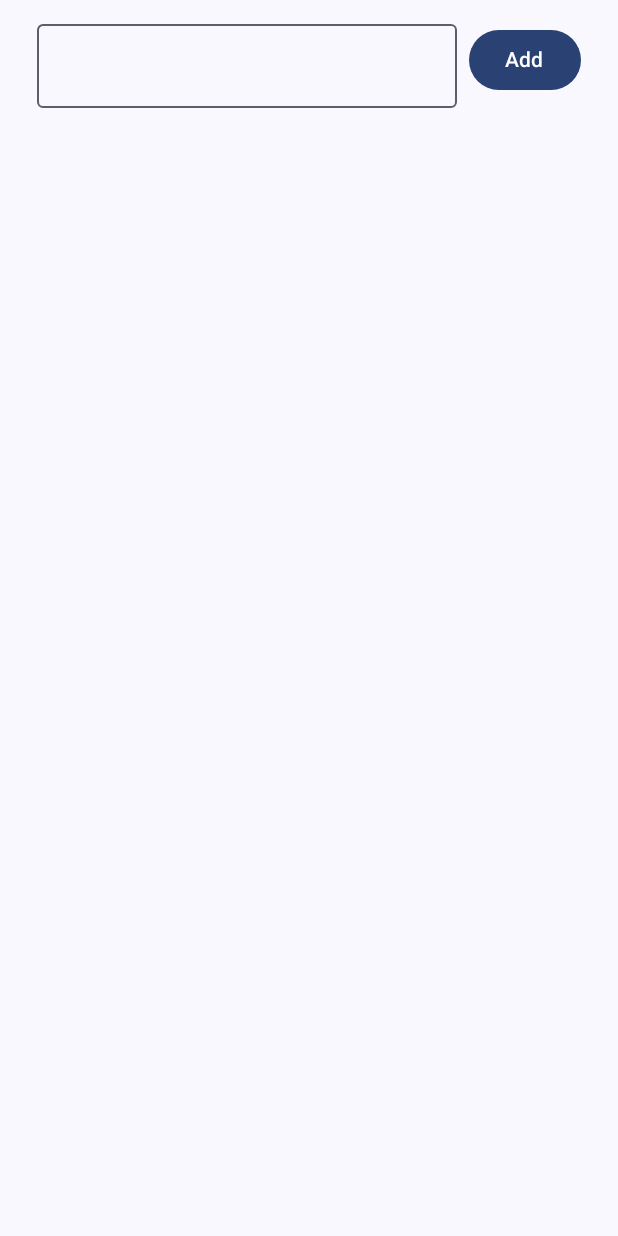
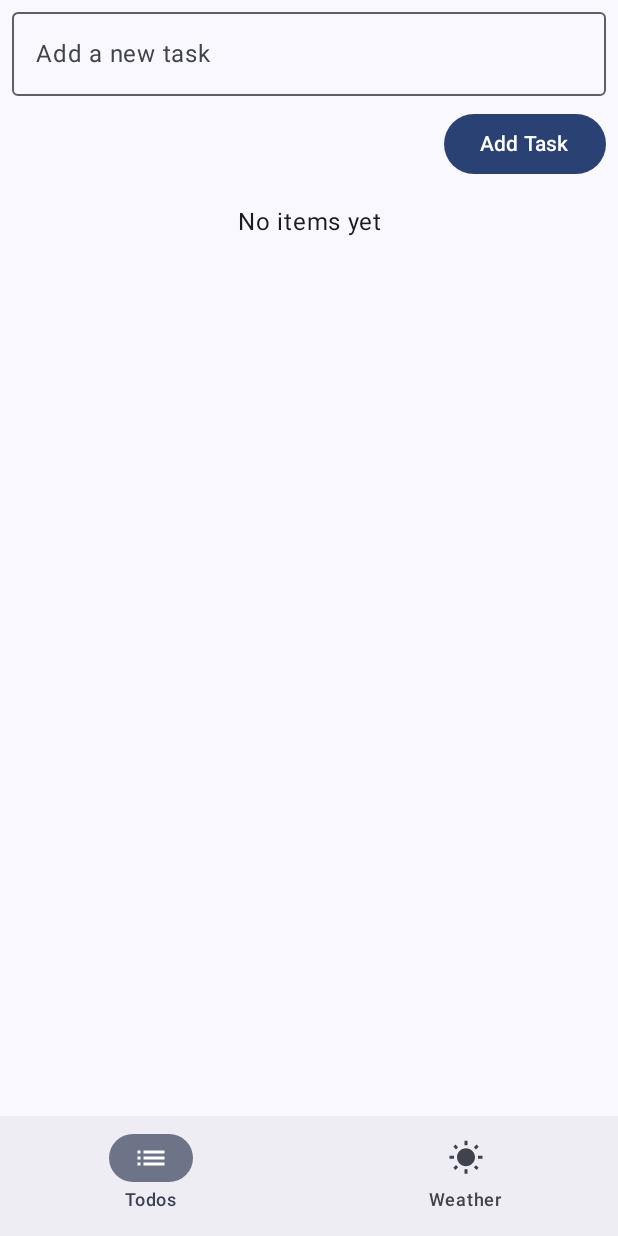
Before and after one commit to jacqueline294/NewTodoListApp, an Android app built with Jetpack Compose: the screen it shows after launch (MainActivity), on a phone screen of 412 x 824 dp. Run offline under Robolectric (Android 15) with nearby library versions, the phone set to English and light mode, and no system bars; our stand-ins replace Room's generated code, livedata-compose.

Commit message:
added components package and debugged

```diff
--- a/app/build.gradle.kts
+++ b/app/build.gradle.kts
@@ -78,14 +78,14 @@ dependencies {
     kapt("androidx.room:room-compiler:$room_version")
     implementation ("com.squareup.retrofit2:retrofit:2.9.0")
     implementation ("com.squareup.retrofit2:converter-gson:2.9.0")
+    implementation ("androidx.navigation:navigation-compose:2.4.2") // Check for the latest version
+}
 
 
 
 
 
 
-}
-
 fun kapt(s: String) {
 
 }
--- a/app/src/main/AndroidManifest.xml
+++ b/app/src/main/AndroidManifest.xml
@@ -26,6 +26,7 @@
                 <category android:name="android.intent.category.LAUNCHER" />
             </intent-filter>
         </activity>
+
     </application>
 
 </manifest>
--- /dev/null
+++ b/app/src/main/java/com/example/todoapp/Components/BottomNavigationBar.kt
@@ -0,0 +1,47 @@
+package com.example.todoapp.Components
+
+import androidx.compose.material.icons.Icons
+import androidx.compose.material.icons.filled.List
+import androidx.compose.material3.Icon
+import androidx.compose.material3.NavigationBar
+import androidx.compose.material3.NavigationBarItem
+import androidx.compose.material3.Text
+import androidx.compose.runtime.Composable
+import androidx.compose.ui.graphics.vector.ImageVector
+import androidx.compose.ui.res.vectorResource
+import androidx.navigation.NavController
+import androidx.navigation.compose.currentBackStackEntryAsState
+import com.example.todoapp.R
+
+@Composable
+fun BottomNavigationBar(navController: NavController) {
+    val currentRoute = navController.currentBackStackEntryAsState().value?.destination?.route
+
+    NavigationBar {
+        NavigationBarItem(
+            icon = { Icon(Icons.Filled.List, contentDescription = "Todo List") },
+            label = { Text("Todos") },
+            selected = currentRoute == "todoList",
+            onClick = {
+                if (currentRoute != "todoList") {
+                    navController.navigate("todoList")
+                }
+            }
+        )
+        NavigationBarItem(
+            icon = {
+                Icon(
+                    ImageVector.vectorResource(id = R.drawable.baseline_wb_sunny_24),
+                    contentDescription = "Weather"
+                )
+            },
+            label = { Text("Weather") },
+            selected = currentRoute == "weather",
+            onClick = {
+                if (currentRoute != "weather") {
+                    navController.navigate("weather")
+                }
+            }
+        )
+    }
+}
--- a/app/src/main/java/com/example/todoapp/EditTaskPopup.kt
+++ b/app/src/main/java/com/example/todoapp/Components/EditTaskPopup.kt
@@ -1,4 +1,4 @@
-package com.example.todoapp
+package com.example.todoapp.Components
 
 import androidx.compose.foundation.layout.Arrangement
 import androidx.compose.foundation.layout.Column
--- a/app/src/main/java/com/example/todoapp/MainActivity.kt
+++ b/app/src/main/java/com/example/todoapp/MainActivity.kt
@@ -4,37 +4,40 @@ import android.os.Build
 import android.os.Bundle
 import androidx.activity.ComponentActivity
 import androidx.activity.compose.setContent
-import androidx.activity.enableEdgeToEdge
 import androidx.annotation.RequiresApi
 import androidx.compose.foundation.layout.fillMaxSize
-import androidx.compose.foundation.layout.padding
 import androidx.compose.material3.MaterialTheme
-import androidx.compose.material3.Scaffold
 import androidx.compose.material3.Surface
-import androidx.compose.material3.Text
-import androidx.compose.runtime.Composable
 import androidx.compose.ui.Modifier
-import androidx.compose.ui.tooling.preview.Preview
 import androidx.lifecycle.ViewModelProvider
+import androidx.navigation.compose.NavHost
+import androidx.navigation.compose.composable
 import androidx.navigation.compose.rememberNavController
 import com.example.todoapp.ui.theme.TodoAppTheme
+import com.example.todoapp.weather.WeatherScreen
 
 class MainActivity : ComponentActivity() {
     @RequiresApi(Build.VERSION_CODES.O)
     override fun onCreate(savedInstanceState: Bundle?) {
         super.onCreate(savedInstanceState)
-        val todoViewModel= ViewModelProvider(this)[TodoViewModel::class.java]
+        val todoViewModel = ViewModelProvider(this)[TodoViewModel::class.java]
 
-        enableEdgeToEdge()
         setContent {
             TodoAppTheme {
-                Surface (
-                    modifier= Modifier.fillMaxSize(),
+                Surface(
+                    modifier = Modifier.fillMaxSize(),
                     color = MaterialTheme.colorScheme.background
-                ){
+                ) {
                     val navController = rememberNavController()
 
-                    TodoListPage(navController, todoViewModel)
+                    NavHost(navController = navController, startDestination = "todoList") {
+                        composable("todoList") {
+                            TodoListPage(navController, todoViewModel)
+                        }
+                        composable("weather") {
+                            WeatherScreen(navController)
+                        }
+                    }
                 }
             }
         }
--- a/app/src/main/java/com/example/todoapp/TodoListPage.kt
+++ b/app/src/main/java/com/example/todoapp/TodoListPage.kt
@@ -2,151 +2,91 @@ package com.example.todoapp
 
 import android.os.Build
 import androidx.annotation.RequiresApi
-import androidx.compose.foundation.background
-import androidx.compose.foundation.layout.Arrangement
 import androidx.compose.foundation.layout.Column
-import androidx.compose.foundation.layout.Row
 import androidx.compose.foundation.layout.Spacer
-import androidx.compose.foundation.layout.fillMaxHeight
+import androidx.compose.foundation.layout.fillMaxSize
 import androidx.compose.foundation.layout.fillMaxWidth
+import androidx.compose.foundation.layout.height
 import androidx.compose.foundation.layout.padding
-import androidx.compose.foundation.layout.width
 import androidx.compose.foundation.lazy.LazyColumn
 import androidx.compose.foundation.lazy.itemsIndexed
-import androidx.compose.foundation.shape.RoundedCornerShape
-import androidx.compose.material3.AlertDialog
 import androidx.compose.material3.Button
-import androidx.compose.material3.Icon
-import androidx.compose.material3.IconButton
-import androidx.compose.material3.MaterialTheme
+import androidx.compose.material3.ExperimentalMaterial3Api
 import androidx.compose.material3.OutlinedTextField
+import androidx.compose.material3.Scaffold
 import androidx.compose.material3.Text
+import androidx.compose.material3.TextFieldDefaults
 import androidx.compose.runtime.Composable
 import androidx.compose.runtime.getValue
-import androidx.compose.runtime.livedata.observeAsState
 import androidx.compose.runtime.mutableStateOf
 import androidx.compose.runtime.remember
 import androidx.compose.runtime.setValue
+import androidx.compose.runtime.livedata.observeAsState
 import androidx.compose.ui.Alignment
 import androidx.compose.ui.Modifier
-import androidx.compose.ui.draw.clip
-import androidx.compose.ui.graphics.Color
-import androidx.compose.ui.res.painterResource
 import androidx.compose.ui.text.style.TextAlign
 import androidx.compose.ui.unit.dp
 import androidx.compose.ui.unit.sp
 import androidx.navigation.NavController
-import java.text.SimpleDateFormat
-import java.util.Locale
+import com.example.todoapp.Components.BottomNavigationBar
+import com.example.todoapp.Components.TodoItem
 
+@OptIn(ExperimentalMaterial3Api::class)
 @RequiresApi(Build.VERSION_CODES.O)
 @Composable
-fun TodoListPage(navController: NavController, viewModel: TodoViewModel){
+fun TodoListPage(navController: NavController, viewModel: TodoViewModel) {
     val todoList by viewModel.todoList.observeAsState()
-    var inputText by remember {
-        mutableStateOf("")
-    }
-    Column(
-        modifier = Modifier
-            .fillMaxHeight()
-            .padding(8.dp)
-    ) {
-        Row(
+    var inputText by remember { mutableStateOf("") }
+
+    Scaffold(
+        bottomBar = { BottomNavigationBar(navController) }
+    ) { paddingValues ->
+        Column(
             modifier = Modifier
-                .fillMaxWidth()
-                .padding(8.dp),
-            horizontalArrangement = Arrangement.SpaceEvenly
+                .fillMaxSize()
+                .padding(paddingValues)
+                .padding(8.dp)
         ) {
-            OutlinedTextField(value = inputText, onValueChange ={ inputText=it}
+            OutlinedTextField(
+                value = inputText,
+                onValueChange = { inputText = it },
+                modifier = Modifier.fillMaxWidth(),
+                placeholder = { Text("Add a new task") },
+                singleLine = true,
+                colors = TextFieldDefaults.outlinedTextFieldColors()
             )
-            Button(onClick = {
-                viewModel.addTodo(inputText)
-                inputText=""
-            }){
-                Text(text = "Add")
+            Spacer(modifier = Modifier.height(8.dp))
+            Button(
+                onClick = {
+                    if (inputText.isNotBlank()) {
+                        viewModel.addTodo(inputText)
+                        inputText = ""  // Clears the input after adding the item
+                    }
+                },
+                modifier = Modifier.align(Alignment.End)
+            ) {
+                Text("Add Task")
             }
-
-        }
-        todoList?.let {
-            LazyColumn(
-                content = {
-                    itemsIndexed(it) { index: Int, item: Todo ->
-                        TodoItem(
-                            item = item,
-                            onDelete = { viewModel.deleteTodo(item.id) },
-                            onUpdate = { updatedTitle ->
-                                val updatedTodo = item.copy(title = updatedTitle)
-                                viewModel.updateTodo(updatedTodo)
-                            }
-                        )
+            Spacer(modifier = Modifier.height(16.dp))
+            if (todoList.isNullOrEmpty()) {
+                Text(
+                    "No items yet",
+                    modifier = Modifier
+                        .fillMaxWidth()
+                        .align(Alignment.CenterHorizontally),
+                    textAlign = TextAlign.Center,
+                    fontSize = 16.sp
+                )
+            } else {
+                LazyColumn {
+                    itemsIndexed(todoList!!) { index, item ->
+                        TodoItem(item = item, onDelete = { viewModel.deleteTodo(item.id) }, onUpdate = { updatedTitle ->
+                            val updatedTodo = item.copy(title = updatedTitle)
+                            viewModel.updateTodo(updatedTodo)
+                        })
                     }
                 }
-            )
-
-
-        }?: Text(
-            modifier = Modifier.fillMaxWidth(),
-            textAlign = TextAlign.Center,
-            text = "No items yet",
-            fontSize = 16.sp
-        )
-
-
-    }
-}
-
-
-
-@Composable
-fun TodoItem(item: Todo, onDelete: () -> Unit, onUpdate: (String) -> Unit) {
-    var showEditPopup by remember { mutableStateOf(false) }
-    Row(
-        modifier = Modifier
-            .fillMaxWidth()
-            .padding(8.dp)
-            .clip(RoundedCornerShape(16.dp))
-            .background(MaterialTheme.colorScheme.primary)
-            .padding(16.dp),
-        verticalAlignment = Alignment.CenterVertically
-    ) {
-        Column(
-            modifier = Modifier.weight(1f)
-        ) {
-            Text(
-                text = SimpleDateFormat("HH:mm:aa, dd/MM", Locale.ENGLISH).format(item.createdAt),
-                fontSize = 12.sp,
-                color = Color.LightGray
-            )
-            Text(
-                text = item.title,
-                fontSize = 20.sp,
-                color = Color.White
-            )
-        }
-        IconButton(onClick = { showEditPopup = true }) {
-            Icon(
-                painter = painterResource(id = R.drawable.baseline_edit_24),
-                contentDescription = "Edit",
-                tint = Color.White
-            )
-        }
-        if (showEditPopup) {
-            EditTaskPopup(
-                currentTitle = item.title,
-                onConfirm = { updatedTitle ->
-                    onUpdate(updatedTitle)
-                    showEditPopup = false // Close the popup after confirming
-                },
-                onDismiss = { showEditPopup = false }
-            )
-        }
-        Spacer(modifier = Modifier.width(8.dp))
-        IconButton(onClick = onDelete) {
-            Icon(
-                painter = painterResource(id = R.drawable.baseline_delete_24),
-                contentDescription = "Delete",
-                tint = Color.White
-            )
+            }
         }
     }
 }
--- /dev/null
+++ b/app/src/main/res/drawable/baseline_wb_sunny_24.xml
@@ -0,0 +1,5 @@
+<vector xmlns:android="http://schemas.android.com/apk/res/android" android:height="24dp" android:tint="#000000" android:viewportHeight="24" android:viewportWidth="24" android:width="24dp">
+
+    <path android:fillColor="@android:color/white" android:pathData="M6.76,4.84l-1.8,-1.79 -1.41,1.41 1.79,1.79 1.42,-1.41zM4,10.5L1,10.5v2h3v-2zM13,0.55h-2L11,3.5h2L13,0.55zM20.45,4.46l-1.41,-1.41 -1.79,1.79 1.41,1.41 1.79,-1.79zM17.24,18.16l1.79,1.8 1.41,-1.41 -1.8,-1.79 -1.4,1.4zM20,10.5v2h3v-2h-3zM12,5.5c-3.31,0 -6,2.69 -6,6s2.69,6 6,6 6,-2.69 6,-6 -2.69,-6 -6,-6zM11,22.45h2L13,19.5h-2v2.95zM3.55,18.54l1.41,1.41 1.79,-1.8 -1.41,-1.41 -1.79,1.8z"/>
+
+</vector>
--- a/build.gradle.kts
+++ b/build.gradle.kts
@@ -1,4 +1,5 @@
 // Top-level build file where you can add configuration options common to all sub-projects/modules.
+
 plugins {
     alias(libs.plugins.android.application) apply false
     alias(libs.plugins.jetbrains.kotlin.android) apply false
```
Also changed, not shown: app/src/main/java/com/example/todoapp/Components/TodoItem.kt (added, +84 -0 lines), app/src/main/java/com/example/todoapp/navigation/AppNavigation.kt (+17 -5 lines), app/src/main/java/com/example/todoapp/weather/WeatherScreen.kt (+11 -2 lines), gradle/libs.versions.toml (line endings or trailing spaces), gradle/wrapper/gradle-wrapper.properties.
